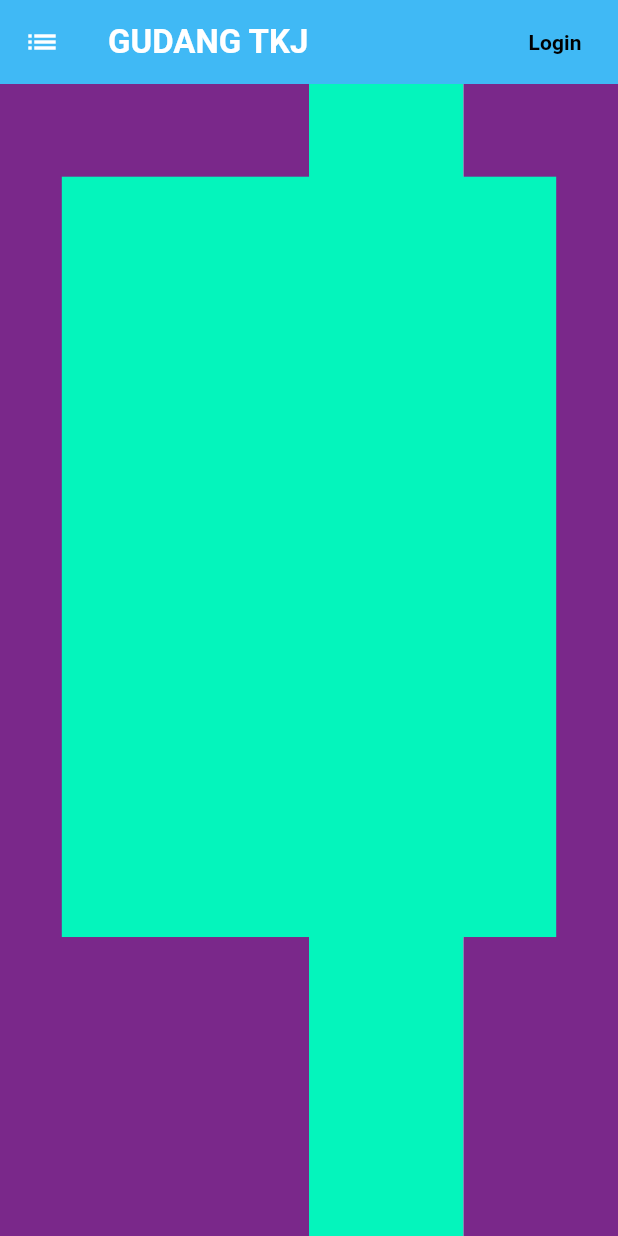
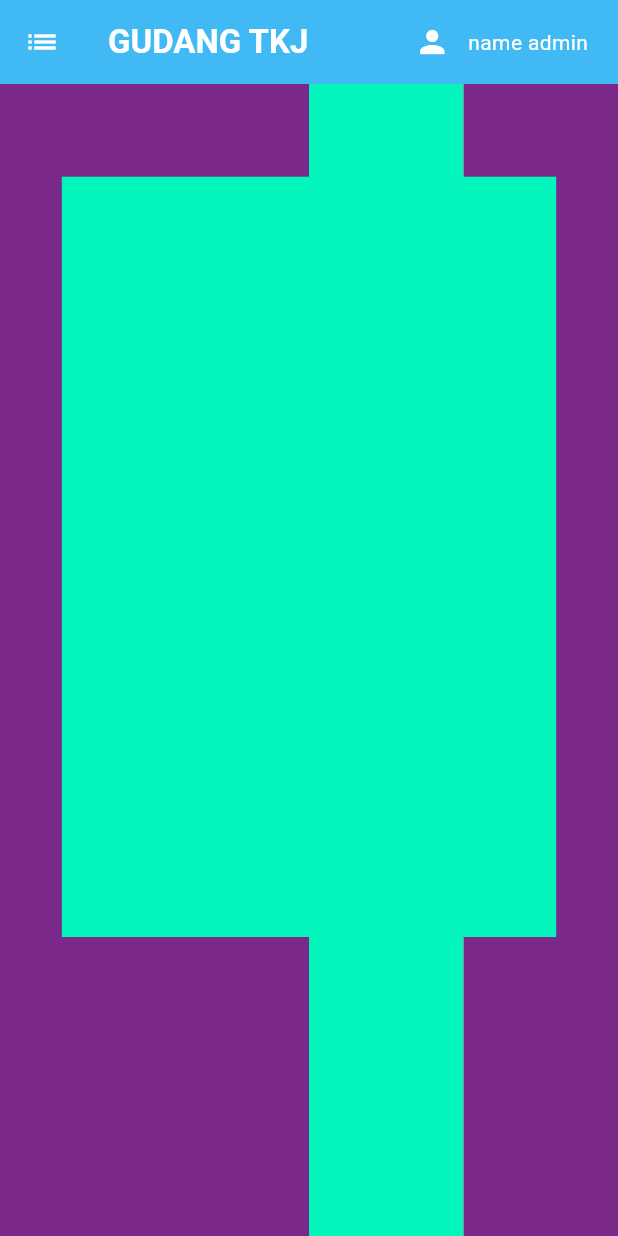
Before and after one commit to Zen0007/warehouse-Management., a Flutter app: the screen it shows after launch, on a phone screen of 412 x 824 dp. Run offline on Flutter 3.47's test engine with Material 3 defaults, Android fonts, the phone set to English and light mode, and no system bars; our stand-ins replace image_picker, shared_preferences; missing offline and left inert: image_picker_for_web.

Commit message:
progress test page for admin

```diff
--- a/lib/page/app.dart
+++ b/lib/page/app.dart
@@ -4,6 +4,7 @@ import 'package:werehouse_inventory/page/home_page.dart';
 import 'package:werehouse_inventory/page/middle_page.dart';
 import 'package:werehouse_inventory/theme_data/theme_page.dart';
 import 'package:werehouse_inventory/shered_data_to_root/websocket_helper.dart';
+import 'package:werehouse_inventory/configuration/delete/controler_service_deleted.dart';
 
 class App extends StatelessWidget {
   const App({super.key});
@@ -15,27 +16,28 @@ class App extends StatelessWidget {
       themeMode: ThemeMode.system,
       theme: ThemeColorPage.lightTheme,
       darkTheme: ThemeColorPage.darkTheme,
-      home: Consumer<WebsocketHelper>(
-        builder: (context, wsHelper, child) {
-          /*
-          check token user in local storage
-          */
-          return StreamBuilder(
-            stream: wsHelper.verifikasi(),
-            builder: (context, snapshot) {
-              // print('${snapshot.data} status');
-              /*
-               check if token user is valide else is token invalide and nothing return
-              */
-              if (snapshot.hasData) {
-                return HomePage();
-              } else {
-                return const MiddlePage();
-              }
-            },
-          );
-        },
-      ),
+      home: HomePage(),
+      // home: Consumer<WebsocketHelper>(
+      //   builder: (context, wsHelper, child) {
+      //     /*
+      //     check token user in local storage
+      //     */
+      //     return StreamBuilder(
+      //       stream: wsHelper.verifikasi(),
+      //       builder: (context, snapshot) {
+      //         // print('${snapshot.data} status');
+      //         /*
+      //          check if token user is valide else is token invalide and nothing return
+      //         */
+      //         if (snapshot.hasData) {
+      //           return HomePage();
+      //         } else {
+      //           return const MiddlePage();
+      //         }
+      //       },
+      //     );
+      //   },
+      // ),
     );
   }
 }
```
